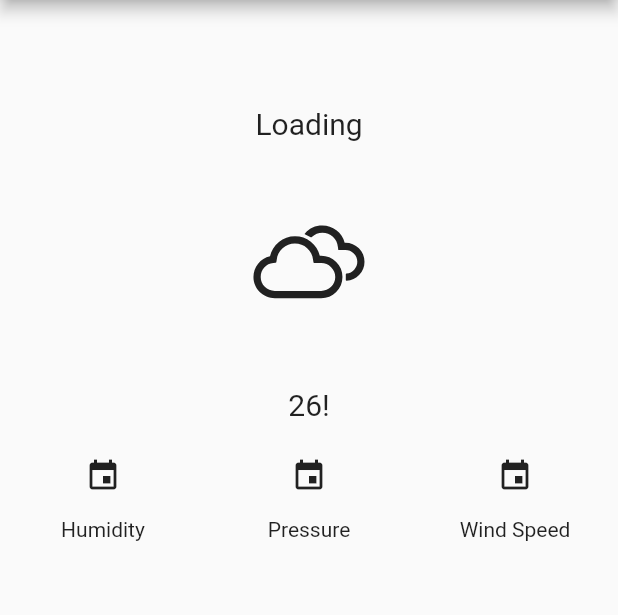
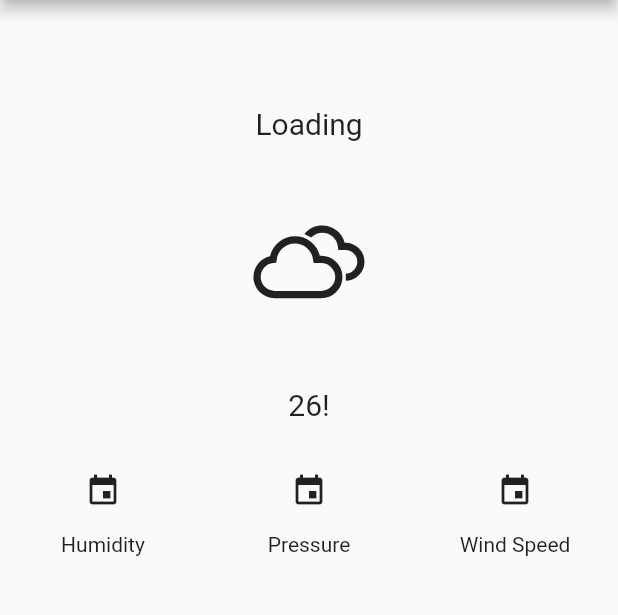
Before and after one commit to pureweather/PureWeather, a Flutter app: the screen it shows after launch, on a phone screen of 412 x 824 dp, the part 84-699 px from its top. Run offline on Flutter 3.47's test engine with Material 2 defaults, Android fonts, the phone set to English and light mode, and no system bars; our stand-ins replace bloc, flutter_bloc, flutter_svg, sprintf, weather_icons; missing offline and left inert: common_utils; network calls fail.

Commit message:
update home page

```diff
--- a/lib/accuweather/current/current_data_entity.dart
+++ b/lib/accuweather/current/current_data_entity.dart
@@ -330,7 +330,7 @@ class CurrentDataPressureMetric with JsonConvert<CurrentDataPressureMetric> {
 
   @override
   String toString() {
-    return 'CurrentDataPressureMetric{value: $value, unit: $unit}';
+    return '$value $unit';
   }
 
   @JSONField(name: "UnitType")
--- a/lib/home/home_page.dart
+++ b/lib/home/home_page.dart
@@ -38,6 +38,9 @@ class _HomePageState extends State<HomePage> {
                     dataEntity: counterState.currentDataEntity,
                     placeName: counterState.areaName,
                   ),
+                  SizedBox(
+                    height: 10,
+                  ),
                   InfoTabWidget(dataEntity: counterState.currentDataEntity)
                 ],
               );
```
